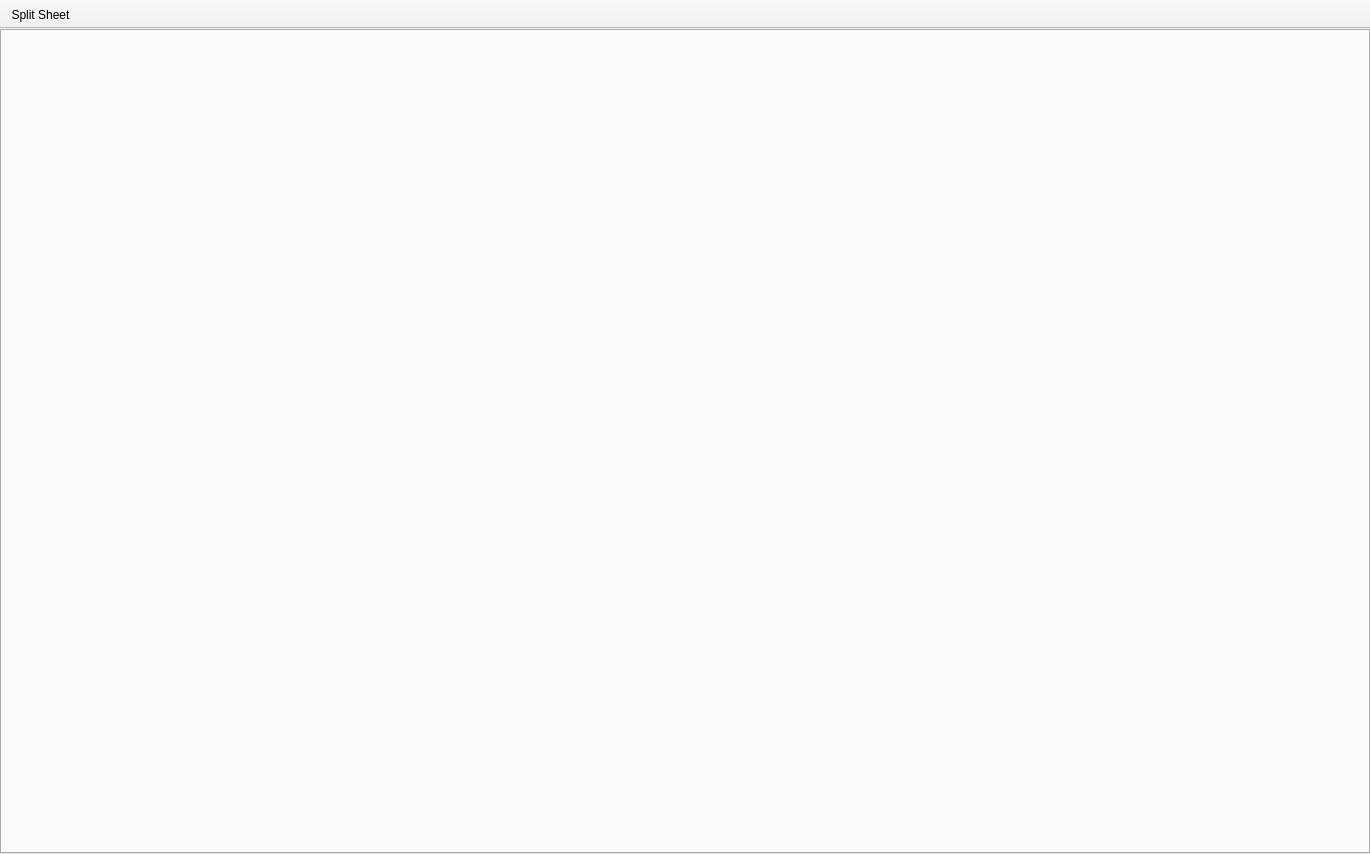
This is src/OpenSpritSheetTools/Gui/MainWindow.ui in brainstream/Open-Sprite-Sheet-Tools as Qt 5 draws it before an edit. The edited form follows.
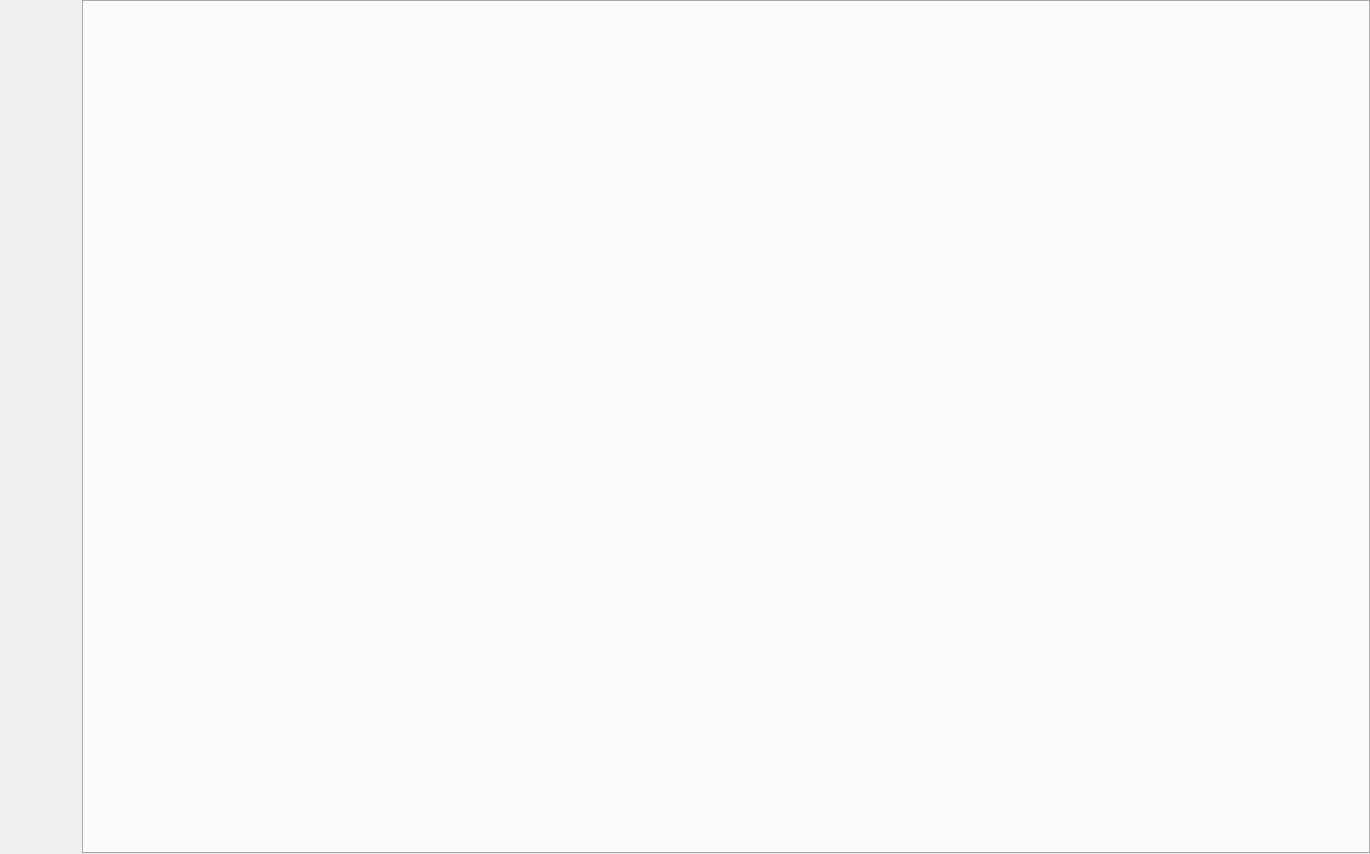
This is the edited form. Icons and pictures are not drawn.

Patch:
```diff
--- a/src/OpenSpritSheetTools/Gui/MainWindow.ui
+++ b/src/OpenSpritSheetTools/Gui/MainWindow.ui
@@ -15,7 +15,10 @@
     <normaloff>:/image/icon</normaloff>:/image/icon</iconset>
   </property>
   <widget class="QWidget" name="m_central_widget">
-   <layout class="QVBoxLayout" name="verticalLayout">
+   <layout class="QHBoxLayout" name="horizontalLayout">
+    <property name="spacing">
+     <number>0</number>
+    </property>
     <property name="leftMargin">
      <number>0</number>
     </property>
@@ -28,6 +31,75 @@
     <property name="bottomMargin">
      <number>0</number>
     </property>
+    <item>
+     <widget class="QFrame" name="m_vertical_toolbar">
+      <property name="sizePolicy">
+       <sizepolicy hsizetype="Preferred" vsizetype="Preferred">
+        <horstretch>0</horstretch>
+        <verstretch>0</verstretch>
+       </sizepolicy>
+      </property>
+      <layout class="QVBoxLayout" name="verticalLayout">
+       <item>
+        <widget class="QToolButton" name="m_btn_pack_sprites">
+         <property name="minimumSize">
+          <size>
+           <width>64</width>
+           <height>64</height>
+          </size>
+         </property>
+         <property name="iconSize">
+          <size>
+           <width>48</width>
+           <height>48</height>
+          </size>
+         </property>
+         <property name="toolButtonStyle">
+          <enum>Qt::ToolButtonStyle::ToolButtonTextUnderIcon</enum>
+         </property>
+         <property name="autoRaise">
+          <bool>true</bool>
+         </property>
+        </widget>
+       </item>
+       <item>
+        <widget class="QToolButton" name="m_btn_split_sheet">
+         <property name="minimumSize">
+          <size>
+           <width>64</width>
+           <height>64</height>
+          </size>
+         </property>
+         <property name="iconSize">
+          <size>
+           <width>48</width>
+           <height>48</height>
+          </size>
+         </property>
+         <property name="toolButtonStyle">
+          <enum>Qt::ToolButtonStyle::ToolButtonTextUnderIcon</enum>
+         </property>
+         <property name="autoRaise">
+          <bool>true</bool>
+         </property>
+        </widget>
+       </item>
+       <item>
+        <spacer name="m_spacer">
+         <property name="orientation">
+          <enum>Qt::Orientation::Vertical</enum>
+         </property>
+         <property name="sizeHint" stdset="0">
+          <size>
+           <width>20</width>
+           <height>40</height>
+          </size>
+         </property>
+        </spacer>
+       </item>
+      </layout>
+     </widget>
+    </item>
     <item>
      <widget class="QTabWidget" name="m_tabs">
       <property name="tabsClosable">
@@ -40,27 +112,6 @@
     </item>
    </layout>
   </widget>
-  <widget class="QToolBar" name="m_toolbar">
-   <property name="windowTitle">
-    <string>Main Tool Bar</string>
-   </property>
-   <property name="movable">
-    <bool>false</bool>
-   </property>
-   <property name="toolButtonStyle">
-    <enum>Qt::ToolButtonStyle::ToolButtonTextUnderIcon</enum>
-   </property>
-   <property name="floatable">
-    <bool>false</bool>
-   </property>
-   <attribute name="toolBarArea">
-    <enum>TopToolBarArea</enum>
-   </attribute>
-   <attribute name="toolBarBreak">
-    <bool>false</bool>
-   </attribute>
-   <addaction name="m_action_split_sheet"/>
-  </widget>
   <action name="m_action_split_sheet">
    <property name="icon">
     <iconset theme="QIcon::ThemeIcon::EditCut"/>
```
Left out of the diff: 59 changed lines with no effect on the pictures.
